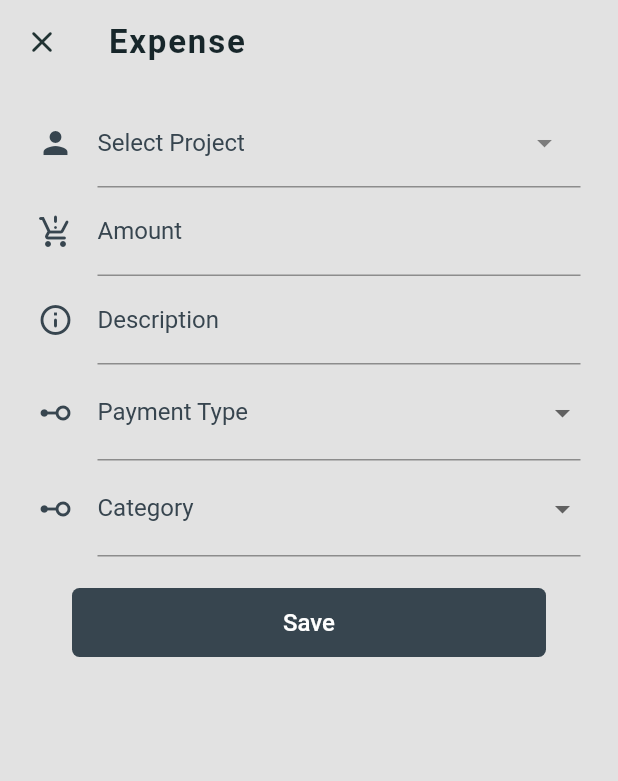
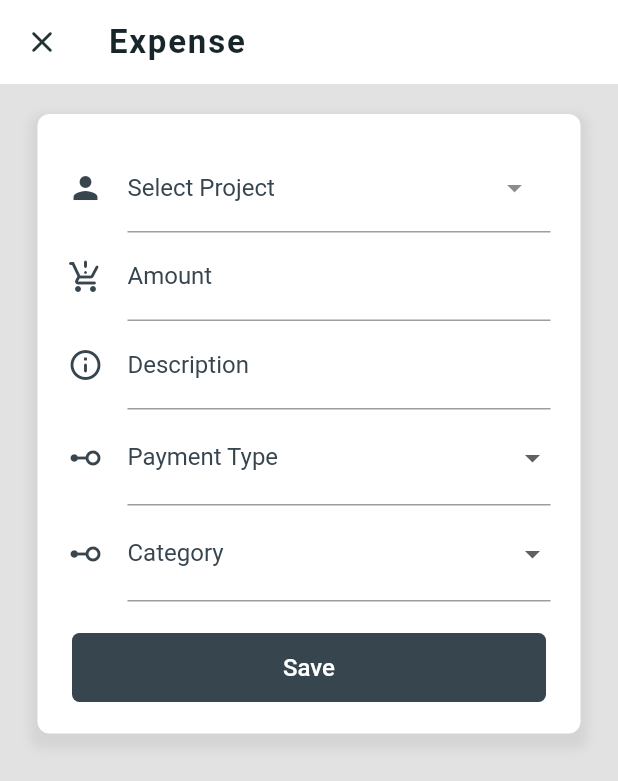
Before and after one commit to VishalCh1027/VishalCh1027, a Flutter app: the AddExpensePage screen opened directly, on a phone screen of 412 x 824 dp. Shown: the top 781 px of the screen. Run offline on Flutter 3.47's test engine with Material 2 defaults, Android fonts, the phone set to English and light mode, and no system bars; drawn by our look-alikes of dropdown_search; our stand-ins replace flutter_bloc, flutter_screenutil, flutter_secure_storage, font_awesome_flutter, rflutter_alert; accounts and stored records are empty.

Commit message:
deleted unecessary packages

```diff
--- a/lib/bloc/login/event.dart
+++ b/lib/bloc/login/event.dart
@@ -1,6 +1,4 @@
-import 'package:equatable/equatable.dart';
-
-class LoginEvent extends Equatable {
+class LoginEvent {
   @override
   // TODO: implement props
   List<Object> get props => [];
--- a/lib/bloc/login/state.dart
+++ b/lib/bloc/login/state.dart
@@ -1,8 +1,6 @@
-import 'package:equatable/equatable.dart';
-
 import '../../models/loginmodel.dart';
 
-class LoginState extends Equatable {
+class LoginState {
   @override
   // TODO: implement props
   List<Object> get props => [];
--- a/lib/bloc/workmen_list/state.dart
+++ b/lib/bloc/workmen_list/state.dart
@@ -1,4 +1,3 @@
-import 'package:equatable/equatable.dart';
 import 'package:my_application/models/workmen_model.dart';
 
 enum WorkmenStatus {
--- a/lib/login_page.dart
+++ b/lib/login_page.dart
@@ -1,5 +1,4 @@
 import 'package:flutter/material.dart';
-import 'package:google_fonts/google_fonts.dart';
 import 'package:my_application/apptheme/app_theme.dart';
 import 'package:my_application/bloc/login/service.dart';
 import 'package:my_application/ui/screens/dashboardscreen.dart';
--- a/lib/ui/screens/dashboardscreen.dart
+++ b/lib/ui/screens/dashboardscreen.dart
@@ -63,7 +63,6 @@ class _DashboardScreen extends State<DashboardScreen>
     listViews.add(
       TitleView(
         titleTxt: 'Purchase Requests',
-        subTxt: 'View All',
       ),
     );
     listViews.add(
--- a/lib/ui/widgets/add_expense.dart
+++ b/lib/ui/widgets/add_expense.dart
@@ -41,10 +41,9 @@ class _AddExpensePage extends State<AddExpensePage> {
   Widget build(BuildContext context) {
     final ThemeData theme = Theme.of(context);
     return Scaffold(
-      backgroundColor: AppTheme.background,
       resizeToAvoidBottomInset: false,
       appBar: AppBar(
-        backgroundColor: AppTheme.background,
+        backgroundColor: AppTheme.appbarColor,
         leading: IconButton(
           onPressed: () {
             Navigator.of(context).pop();
@@ -75,7 +74,21 @@ class _AddExpensePage extends State<AddExpensePage> {
           children: [
             Padding(
               padding: const EdgeInsets.only(
-                  left: 25, right: 25, top: 10, bottom: 0),
+                  left: 25, right: 25, top: 20, bottom: 0),
+              child: Container(
+                padding: EdgeInsets.all(20),
+                decoration: BoxDecoration(
+                  color: AppTheme.primaryColor,
+                  boxShadow: [
+                    BoxShadow(
+                      color: Colors.grey.withOpacity(0.2),
+                      spreadRadius: 5,
+                      blurRadius: 5,
+                      offset: Offset(0, 5), // changes position of shadow
+                    ),
+                  ],
+                  borderRadius: const BorderRadius.all(Radius.circular(8.0)),
+                ),
                 child: Form(
                   key: formKey,
                   child: Column(
@@ -274,6 +287,7 @@ class _AddExpensePage extends State<AddExpensePage> {
                   ),
                 ),
               ),
+            ),
             Padding(
               padding: EdgeInsets.only(
                   bottom: MediaQuery.of(context).viewInsets.bottom),
--- a/pubspec.yaml
+++ b/pubspec.yaml
@@ -35,14 +35,10 @@ dependencies:
 
 
   flutter_screenutil: ^5.0.0+2
-  google_fonts: ^2.3.2
 
   dropdown_search: ^3.0.1
   flutter_secure_storage: ^5.0.2
-  stream_transform: ^2.0.0
-  equatable: ^2.0.3
   flutter_launcher_icons: ^0.9.3
-  flutter_switch: ^0.3.2
 
   flutter_bloc: ^8.0.1
 
```
Also changed, not shown: lib/bloc/editrequest/event.dart (deleted, +0 -20 lines), pubspec.lock. Lines whose indentation alone changed are shown as unchanged.
